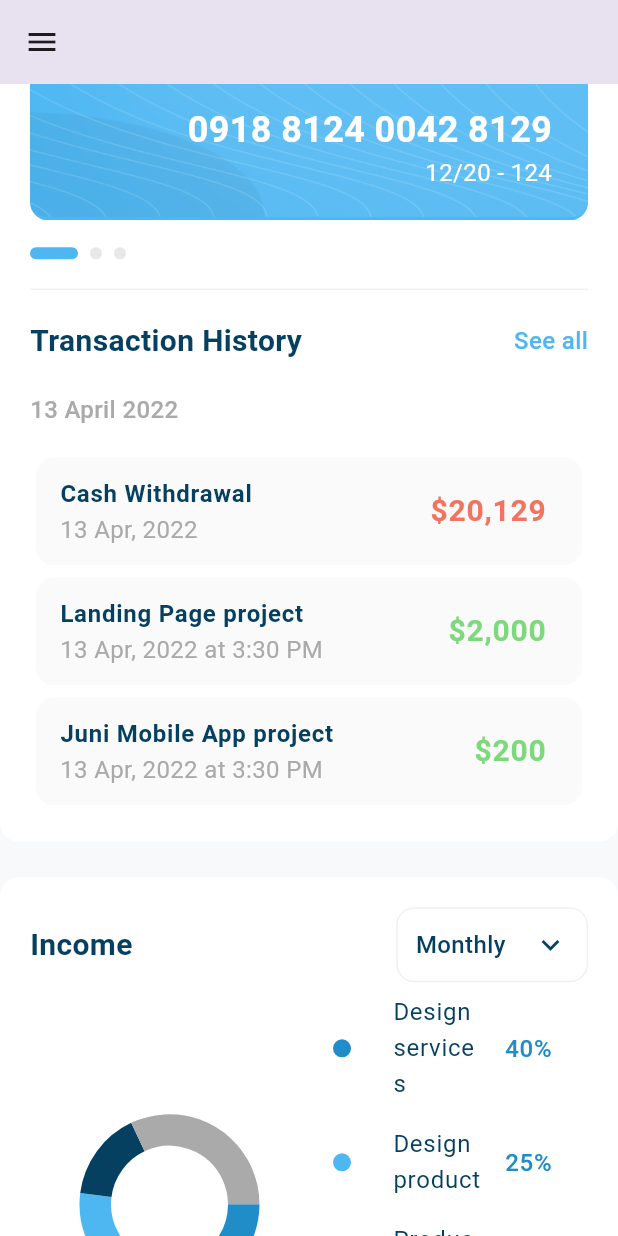
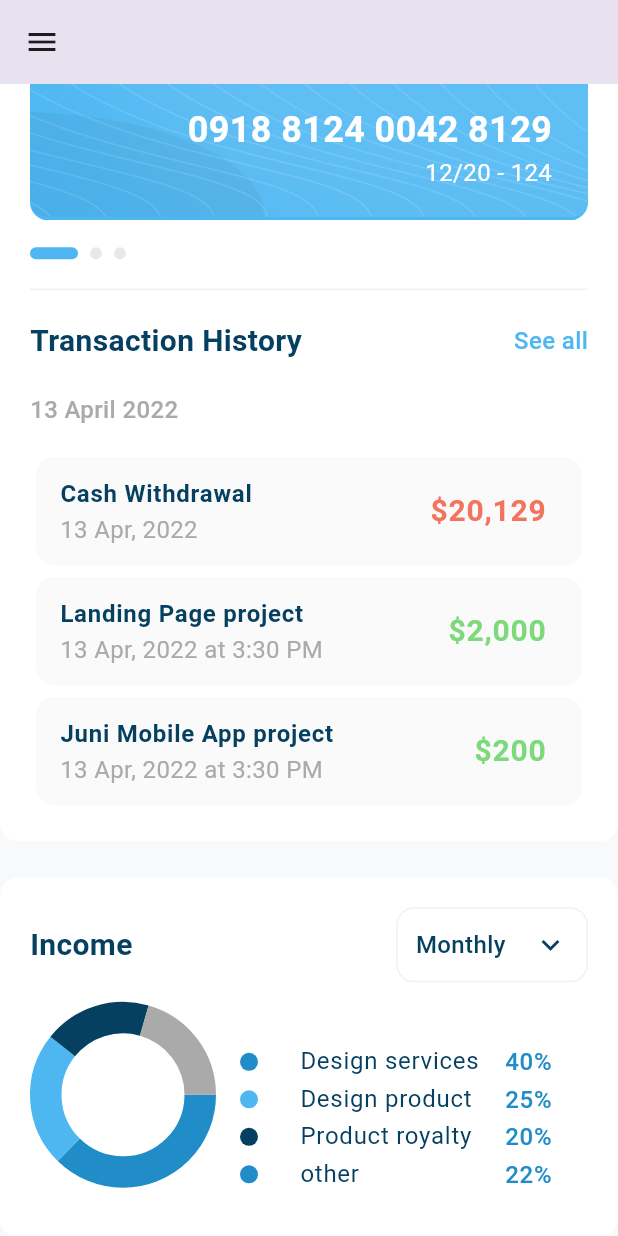
Before and after one commit to Marwan460/admin_dashboard, a Flutter app: the screen it shows after launch, scrolled down 1137 dp, on a phone screen of 412 x 824 dp. Run offline on Flutter 3.47's test engine with Material 3 defaults, Android fonts, the phone set to English and light mode, and no system bars; drawn by our look-alikes of expandable_page_view, fl_chart; our stand-ins replace flutter_svg; Roboto replaces fonts that are missing (Montserrat).

Commit message:
Add income chart with details.

```diff
--- /dev/null
+++ b/lib/core/utils/size_config.dart
@@ -0,0 +1,5 @@
+class SizeConfig {
+  static const double desktop = 1200;
+  static const double tablet = 800;
+
+}
--- a/lib/views/dash_board_view.dart
+++ b/lib/views/dash_board_view.dart
@@ -1,3 +1,4 @@
+import 'package:admin_dashboard/core/utils/size_config.dart';
 import 'package:admin_dashboard/views/widgets/dashboard_desktop_layout.dart';
 import 'package:admin_dashboard/views/widgets/dashboard_mobile_layout.dart';
 import 'package:admin_dashboard/views/widgets/dashboard_tablet_layout.dart';
@@ -10,13 +11,14 @@ class DashBoardView extends StatelessWidget {
 
   @override
   Widget build(BuildContext context) {
+    var width = MediaQuery.sizeOf(context).width;
     return Scaffold(
-      appBar: MediaQuery.sizeOf(context).width < 800
+      appBar: width < SizeConfig.tablet
           ? AppBar(
               elevation: 0,
             )
           : null,
-      drawer: MediaQuery.sizeOf(context).width < 800
+      drawer: MediaQuery.sizeOf(context).width < SizeConfig.tablet
           ? const Drawer(child: CustomDrawer())
           : null,
       backgroundColor: const Color(0xffF7F9FA),
--- a/lib/views/widgets/income/income_chart.dart
+++ b/lib/views/widgets/income/income_chart.dart
@@ -55,7 +55,7 @@ class _IncomeChartState extends State<IncomeChart> {
           PieChartSectionData(
             showTitle: false,
             color: AppColors.grey,
-            value: 40,
+            value: 22,
             radius: touchedIndex == 3 ? 26 : 21,
           ),
         ]);
--- a/lib/views/widgets/income/income_details.dart
+++ b/lib/views/widgets/income/income_details.dart
@@ -23,12 +23,8 @@ class IncomeDetails extends StatelessWidget {
 
   @override
   Widget build(BuildContext context) {
-    return ListView.builder(
-      padding: EdgeInsets.zero,
-      shrinkWrap: true,
-      itemCount: items.length,
-      itemBuilder: (context, index) =>
-          IncomeItemDetails(incomeItemDetailsModel: items[index]),
+    return Column(
+      children: items.map((e) => IncomeItemDetails(incomeItemDetailsModel: e)).toList(),
     );
   }
 }
--- a/lib/views/widgets/income/income_item_details.dart
+++ b/lib/views/widgets/income/income_item_details.dart
@@ -9,7 +9,9 @@ class IncomeItemDetails extends StatelessWidget {
 
   @override
   Widget build(BuildContext context) {
-    return ListTile(
+    return SizedBox(
+      height: 25,
+      child: ListTile(
         leading: Container(
           width: 12,
           height: 12,
@@ -28,6 +30,7 @@ class IncomeItemDetails extends StatelessWidget {
             color: const Color(0xff208CC8),
           ),
         ),
+      ),
     );
   }
 }
--- a/lib/views/widgets/income/income_section.dart
+++ b/lib/views/widgets/income/income_section.dart
@@ -1,8 +1,8 @@
 import 'package:admin_dashboard/views/widgets/custom_background_widget.dart';
-import 'package:admin_dashboard/views/widgets/income/income_chart.dart';
-import 'package:admin_dashboard/views/widgets/income/income_details.dart';
 import 'package:admin_dashboard/views/widgets/income/income_header.dart';
 import 'package:flutter/material.dart';
+
+import 'income_section_body.dart';
 
 class IncomeSection extends StatelessWidget {
   const IncomeSection({super.key});
@@ -13,15 +13,7 @@ class IncomeSection extends StatelessWidget {
       child: Column (
         children: [
           IncomeHeader(),
-          Row(
-            crossAxisAlignment: CrossAxisAlignment.center,
-            children: [
-              Expanded(child: SizedBox(
-                  height: 120,
-                  child: IncomeChart()),),
-              Expanded(child: SizedBox(child: IncomeDetails(),),)
-            ],
-          )
+          IncomeSectionBody()
         ],
       ),
     );
--- /dev/null
+++ b/lib/views/widgets/income/income_section_body.dart
@@ -0,0 +1,34 @@
+import 'package:admin_dashboard/core/utils/size_config.dart';
+import 'package:admin_dashboard/views/widgets/income/income_chart_with_details.dart';
+import 'package:flutter/material.dart';
+
+import 'income_chart.dart';
+import 'income_details.dart';
+
+class IncomeSectionBody extends StatelessWidget {
+  const IncomeSectionBody({
+    super.key,
+  });
+
+  @override
+  Widget build(BuildContext context) {
+    var width = MediaQuery.sizeOf(context).width;
+    return width >= SizeConfig.desktop && width < 1688
+        ? const Expanded(child: Padding(
+          padding: EdgeInsets.all(8),
+          child: SizedBox(child: IncomeChartWithDetails()),
+        ))
+        : const Row(
+            crossAxisAlignment: CrossAxisAlignment.center,
+            children: [
+              Expanded(
+                child: SizedBox(height: 150, child: IncomeChart()),
+              ),
+              Expanded(
+                flex: 2,
+                child: IncomeDetails(),
+              )
+            ],
+          );
+  }
+}
--- a/lib/views/widgets/my_card/transaction_history_list.dart
+++ b/lib/views/widgets/my_card/transaction_history_list.dart
@@ -25,13 +25,8 @@ class TransactionHistoryList extends StatelessWidget {
 
   @override
   Widget build(BuildContext context) {
-    return ListView.builder(
-        itemCount: items.length,
-        shrinkWrap: true,
-        itemBuilder: (context, index) {
-          return TransactionItem(
-            transactionItemModel: items[index],
-          );
-        });
+    return Column(
+      children: items.map((e) => TransactionItem(transactionItemModel: e)).toList(),
+    );
   }
 }
--- a/lib/views/widgets/quick_invoice/all_expenses_and_quick_invoice_section.dart
+++ b/lib/views/widgets/quick_invoice/all_expenses_and_quick_invoice_section.dart
@@ -8,8 +8,7 @@ class AllExpensesAndQuickInvoiceSection extends StatelessWidget {
 
   @override
   Widget build(BuildContext context) {
-    return const SingleChildScrollView(
-      child: Column(
+    return const Column(
       children: [
         AllExpenses(),
         SizedBox(
@@ -17,7 +16,6 @@ class AllExpensesAndQuickInvoiceSection extends StatelessWidget {
         ),
         QuickInvoice()
       ],
-      ),
     );
   }
 }
```
Also changed, not shown: lib/views/widgets/dashboard_desktop_layout.dart (+14 -5 lines), lib/views/widgets/income/income_chart_with_details.dart (added, +72 -0 lines). Lines whose indentation alone changed are shown as unchanged.
